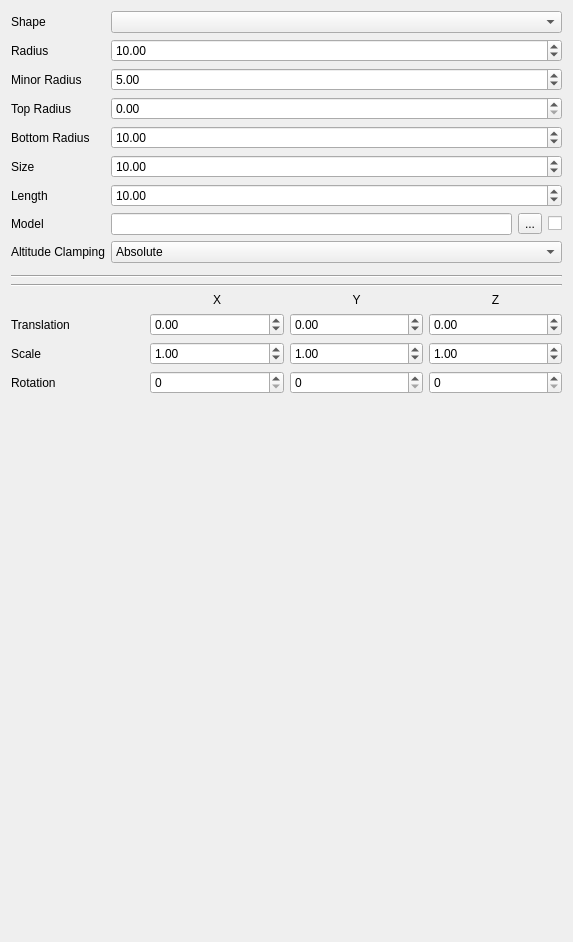
First picture: the form in src/ui/3d/point3dsymbolwidget.ui, repository qgis/QGIS, before the edit.
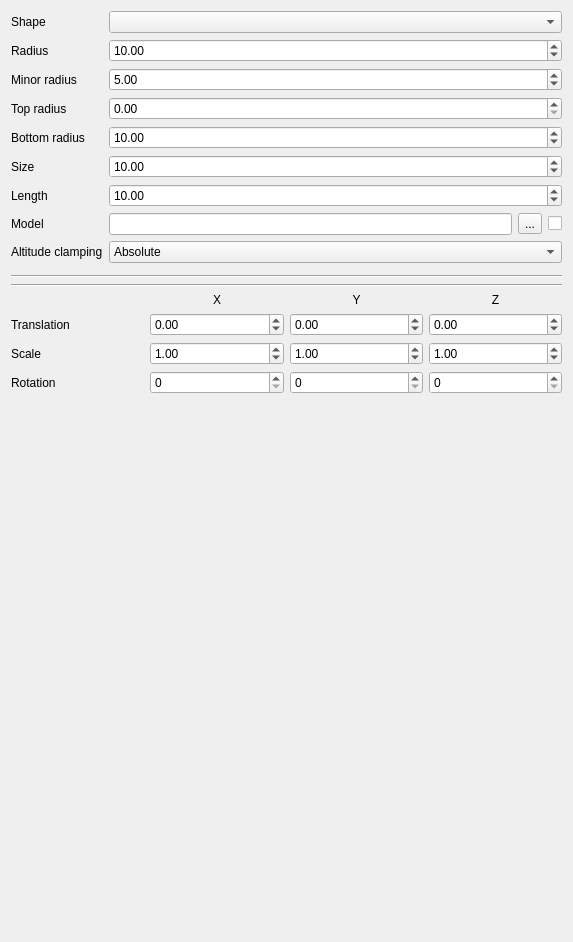
Second picture: the form after the edit. Custom widgets are drawn as their Qt base class.

The edit to the form file:
```diff
--- a/src/ui/3d/point3dsymbolwidget.ui
+++ b/src/ui/3d/point3dsymbolwidget.ui
@@ -44,7 +44,7 @@
    <item row="2" column="0">
     <widget class="QLabel" name="labelMinorRadius">
      <property name="text">
-      <string>Minor Radius</string>
+      <string>Minor radius</string>
      </property>
     </widget>
    </item>
@@ -61,7 +61,7 @@
    <item row="3" column="0">
     <widget class="QLabel" name="labelTopRadius">
      <property name="text">
-      <string>Top Radius</string>
+      <string>Top radius</string>
      </property>
     </widget>
    </item>
@@ -75,7 +75,7 @@
    <item row="4" column="0">
     <widget class="QLabel" name="labelBottomRadius">
      <property name="text">
-      <string>Bottom Radius</string>
+      <string>Bottom radius</string>
      </property>
     </widget>
    </item>
@@ -157,7 +157,7 @@
    <item row="8" column="0">
     <widget class="QLabel" name="labelAltClamping">
      <property name="text">
-      <string>Altitude Clamping</string>
+      <string>Altitude clamping</string>
      </property>
     </widget>
    </item>
```
